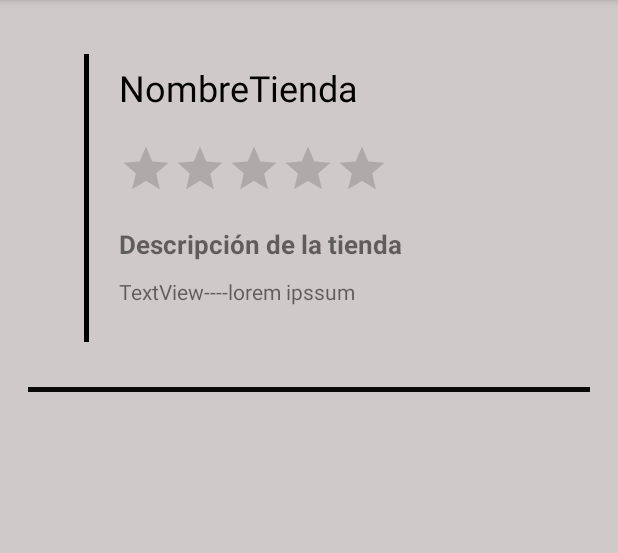
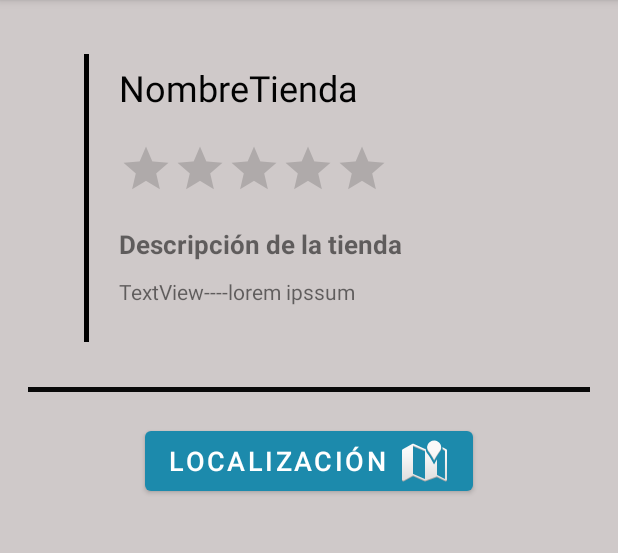
Before and after one commit to juanca172/ProyectoSalesInstantantly, an Android app: the VisualizacionTiendasView screen opened directly, with no data from a screen before it, on a phone screen of 412 x 824 dp, the part 84-637 px from its top. Run offline under Robolectric (Android 15) with nearby library versions, the phone set to English and light mode, and no system bars.

Commit message:
Cambie el RecyclerView por un Boton y a este le voy a asignar la localizacion de la tienda tambien agregue un nuevo componente a la carpeta String todo funciona

```diff
--- a/app/src/main/res/layout/activity_visualizacion_tiendas_view.xml
+++ b/app/src/main/res/layout/activity_visualizacion_tiendas_view.xml
@@ -116,14 +116,18 @@
         android:layout_toRightOf="@+id/divider4"
         android:text="TextView----lorem ipssum" />
 
-    <ListView
-        android:layout_width="match_parent"
-        android:layout_height="match_parent"
-        android:layout_below="@+id/divider2"
-        android:layout_alignParentStart="true"
-        android:layout_alignParentLeft="true"
-        android:layout_alignParentBottom="true"
-        android:layout_marginTop="24dp"
-        android:layout_marginBottom="-4dp" />
+    <Button
+        android:id="@+id/button"
+        android:layout_width="wrap_content"
+        android:layout_height="wrap_content"
+        android:layout_below="@id/divider2"
+        android:layout_centerHorizontal="true"
+        android:layout_marginTop="20dp"
+        android:drawableEnd="@android:drawable/ic_dialog_map"
+        android:text="@string/localizacion"
+        android:textSize="18dp"
+        app:backgroundTint="#1C8AAC"
+        app:iconPadding="10dp"
+        app:iconTintMode="src_in" />
 
 </RelativeLayout>
--- a/app/src/main/res/values/strings.xml
+++ b/app/src/main/res/values/strings.xml
@@ -24,4 +24,5 @@
     <string name="hola_mundo">hola mundo</string>
     <string name="nombreProducto">Nombre del producto</string>
     <string name="descripcionProducto">Descripcion del producto</string>
+    <string name="localizacion">Localización</string>
 </resources>
```
